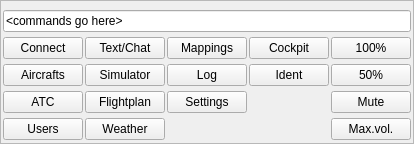
swift-project/pilotclient, file src/blackgui/components/mainkeypadareacomponent.ui: the form before one commit.
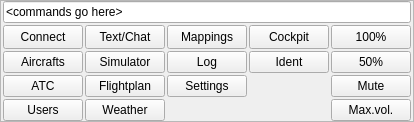
The form after the commit.

Commit message: refs #335, implemented the functionality for main keypad area, old keypad was removed from main window

The edit to the form file:
```diff
--- a/src/blackgui/components/mainkeypadareacomponent.ui
+++ b/src/blackgui/components/mainkeypadareacomponent.ui
@@ -6,8 +6,8 @@
    <rect>
     <x>0</x>
     <y>0</y>
-    <width>407</width>
-    <height>144</height>
+    <width>389</width>
+    <height>122</height>
    </rect>
   </property>
   <property name="windowTitle">
@@ -51,7 +51,7 @@
        <number>2</number>
       </property>
       <property name="topMargin">
-       <number>6</number>
+       <number>0</number>
       </property>
       <property name="rightMargin">
        <number>2</number>
@@ -80,7 +80,7 @@
         <property name="maximumSize">
          <size>
           <width>16777215</width>
-          <height>22</height>
+          <height>16777215</height>
          </size>
         </property>
         <property name="text">
@@ -105,7 +105,7 @@
         <property name="maximumSize">
          <size>
           <width>16777215</width>
-          <height>22</height>
+          <height>16777215</height>
          </size>
         </property>
         <property name="text">
@@ -124,7 +124,7 @@
         <property name="maximumSize">
          <size>
           <width>16777215</width>
-          <height>22</height>
+          <height>16777215</height>
          </size>
         </property>
         <property name="text">
@@ -137,7 +137,7 @@
         <property name="maximumSize">
          <size>
           <width>16777215</width>
-          <height>22</height>
+          <height>16777215</height>
          </size>
         </property>
         <property name="statusTip">
@@ -165,7 +165,7 @@
         <property name="maximumSize">
          <size>
           <width>16777215</width>
-          <height>22</height>
+          <height>16777215</height>
          </size>
         </property>
         <property name="text">
@@ -184,7 +184,7 @@
         <property name="maximumSize">
          <size>
           <width>16777215</width>
-          <height>22</height>
+          <height>16777215</height>
          </size>
         </property>
         <property name="text">
@@ -203,7 +203,7 @@
         <property name="maximumSize">
          <size>
           <width>16777215</width>
-          <height>22</height>
+          <height>16777215</height>
          </size>
         </property>
         <property name="text">
@@ -213,6 +213,12 @@
       </item>
       <item row="4" column="0">
        <widget class="QPushButton" name="pb_MainUsers">
+        <property name="maximumSize">
+         <size>
+          <width>16777215</width>
+          <height>16777215</height>
+         </size>
+        </property>
         <property name="text">
          <string>Users</string>
         </property>
@@ -229,7 +235,7 @@
         <property name="maximumSize">
          <size>
           <width>16777215</width>
-          <height>22</height>
+          <height>16777215</height>
          </size>
         </property>
         <property name="text">
@@ -239,6 +245,12 @@
       </item>
       <item row="2" column="3">
        <widget class="QPushButton" name="pb_CockpitIdent">
+        <property name="maximumSize">
+         <size>
+          <width>16777215</width>
+          <height>16777215</height>
+         </size>
+        </property>
         <property name="text">
          <string>Ident</string>
         </property>
@@ -255,7 +267,7 @@
         <property name="maximumSize">
          <size>
           <width>16777215</width>
-          <height>22</height>
+          <height>16777215</height>
          </size>
         </property>
         <property name="text">
@@ -265,6 +277,12 @@
       </item>
       <item row="2" column="1">
        <widget class="QPushButton" name="pb_MainSimulator">
+        <property name="maximumSize">
+         <size>
+          <width>16777215</width>
+          <height>16777215</height>
+         </size>
+        </property>
         <property name="text">
          <string>Simulator</string>
         </property>
@@ -281,7 +299,7 @@
         <property name="maximumSize">
          <size>
           <width>16777215</width>
-          <height>22</height>
+          <height>16777215</height>
          </size>
         </property>
         <property name="text">
@@ -300,7 +318,7 @@
         <property name="maximumSize">
          <size>
           <width>16777215</width>
-          <height>22</height>
+          <height>16777215</height>
          </size>
         </property>
         <property name="text">
@@ -319,7 +337,7 @@
         <property name="maximumSize">
          <size>
           <width>16777215</width>
-          <height>22</height>
+          <height>16777215</height>
          </size>
         </property>
         <property name="text">
@@ -338,7 +356,7 @@
         <property name="maximumSize">
          <size>
           <width>16777215</width>
-          <height>22</height>
+          <height>16777215</height>
          </size>
         </property>
         <property name="layoutDirection">
@@ -360,7 +378,7 @@
         <property name="maximumSize">
          <size>
           <width>16777215</width>
-          <height>22</height>
+          <height>16777215</height>
          </size>
         </property>
         <property name="text">
```
Left out of the diff: 8 changed lines with no effect on the pictures. The commit also changes 2 other files.
